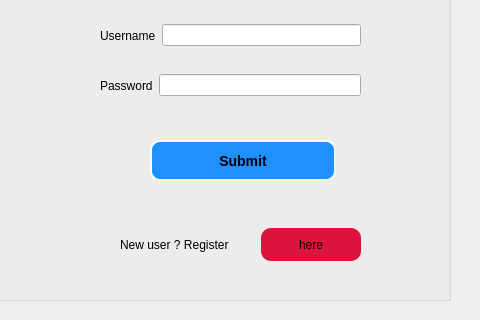
Qt form CuringCamPAINS/gui/logingui.ui (CS-205-S22/CuringCamPAINS) before a commit; both pictures show x 200 to 680 and y 260 to 580 of the 840 by 580 pixel window.
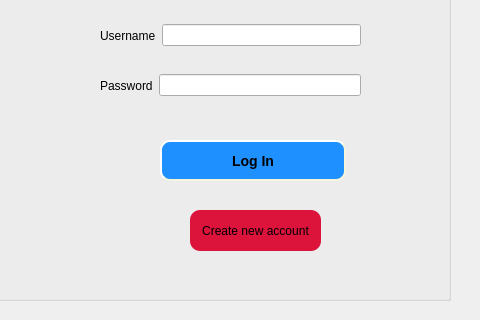
The same form after that commit.

```diff
--- a/CuringCamPAINS/gui/logingui.ui
+++ b/CuringCamPAINS/gui/logingui.ui
@@ -28,7 +28,7 @@
    <widget class="QPushButton" name="submission">
     <property name="geometry">
      <rect>
-      <x>160</x>
+      <x>170</x>
       <y>200</y>
       <width>186</width>
       <height>41</height>
@@ -48,7 +48,7 @@
     padding: 6px;</string>
     </property>
     <property name="text">
-     <string>Submit</string>
+     <string>Log In</string>
     </property>
    </widget>
    <widget class="QWidget" name="layoutWidget">
@@ -99,49 +99,24 @@
      </item>
     </layout>
    </widget>
-   <widget class="QWidget" name="layoutWidget">
+   <widget class="QPushButton" name="registration">
     <property name="geometry">
      <rect>
-      <x>130</x>
-      <y>284</y>
-      <width>241</width>
+      <x>200</x>
+      <y>270</y>
+      <width>131</width>
       <height>41</height>
      </rect>
     </property>
-    <layout class="QHBoxLayout" name="horizontalLayout_3">
-     <item>
-      <widget class="QLabel" name="label_4">
-       <property name="maximumSize">
-        <size>
-         <width>16777180</width>
-         <height>16777215</height>
-        </size>
-       </property>
-       <property name="text">
-        <string>New user ? Register </string>
-       </property>
-      </widget>
-     </item>
-     <item>
-      <widget class="QPushButton" name="registration">
-       <property name="maximumSize">
-        <size>
-         <width>100</width>
-         <height>33</height>
-        </size>
-       </property>
-       <property name="styleSheet">
-        <string notr="true">background-color:rgb(220,20,60);
+    <property name="styleSheet">
+     <string notr="true">background-color:rgb(220,20,60);
     border-width: 2px;
     border-radius: 10px;
 </string>
-       </property>
-       <property name="text">
-        <string>here</string>
-       </property>
-      </widget>
-     </item>
-    </layout>
+    </property>
+    <property name="text">
+     <string>Create new account</string>
+    </property>
    </widget>
   </widget>
   <widget class="QLabel" name="logo">
```
